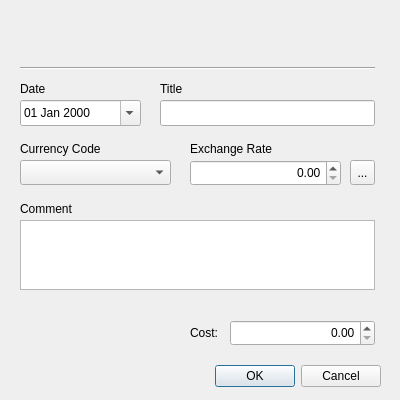
This is Dialog/IncomeDialog.ui in wslowinski/QtFinance as Qt 5 draws it before an edit. The edited form follows.
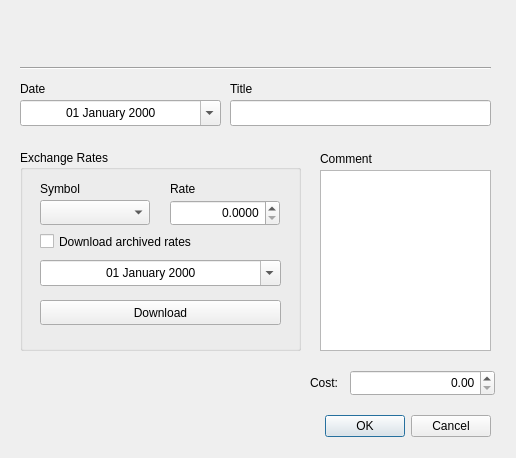
This is the edited form. Icons and pictures are not drawn.

Commit message: Add currencies rates to income dialog

```diff
--- a/Dialog/IncomeDialog.ui
+++ b/Dialog/IncomeDialog.ui
@@ -6,8 +6,8 @@
    <rect>
     <x>0</x>
     <y>0</y>
-    <width>400</width>
-    <height>400</height>
+    <width>516</width>
+    <height>458</height>
    </rect>
   </property>
   <property name="windowTitle">
@@ -19,9 +19,9 @@
   <widget class="QDialogButtonBox" name="btnBox">
    <property name="geometry">
     <rect>
-     <x>40</x>
-     <y>360</y>
-     <width>341</width>
+     <x>310</x>
+     <y>410</y>
+     <width>181</width>
      <height>32</height>
     </rect>
    </property>
@@ -37,15 +37,18 @@
     <rect>
      <x>20</x>
      <y>100</y>
-     <width>121</width>
+     <width>201</width>
      <height>26</height>
     </rect>
    </property>
    <property name="locale">
     <locale language="English" country="UnitedStates"/>
    </property>
+   <property name="alignment">
+    <set>Qt::AlignCenter</set>
+   </property>
    <property name="displayFormat">
-    <string>dd MMM yyyy</string>
+    <string>dd MMMM yyyy</string>
    </property>
    <property name="calendarPopup">
     <bool>true</bool>
@@ -54,9 +57,9 @@
   <widget class="QLineEdit" name="edtTitle">
    <property name="geometry">
     <rect>
-     <x>160</x>
+     <x>230</x>
      <y>100</y>
-     <width>215</width>
+     <width>261</width>
      <height>26</height>
     </rect>
    </property>
@@ -64,8 +67,8 @@
   <widget class="QDoubleSpinBox" name="dsbIncome">
    <property name="geometry">
     <rect>
-     <x>230</x>
-     <y>320</y>
+     <x>350</x>
+     <y>370</y>
      <width>145</width>
      <height>26</height>
     </rect>
@@ -96,7 +99,7 @@
   <widget class="QLabel" name="lblTitle">
    <property name="geometry">
     <rect>
-     <x>160</x>
+     <x>230</x>
      <y>80</y>
      <width>67</width>
      <height>17</height>
@@ -109,8 +112,8 @@
   <widget class="QLabel" name="lblCost">
    <property name="geometry">
     <rect>
-     <x>190</x>
-     <y>320</y>
+     <x>310</x>
+     <y>370</y>
      <width>41</width>
      <height>26</height>
     </rect>
@@ -119,24 +122,11 @@
     <string>Cost: </string>
    </property>
   </widget>
-  <widget class="QLabel" name="lblExchangeRate">
-   <property name="geometry">
-    <rect>
-     <x>190</x>
-     <y>140</y>
-     <width>131</width>
-     <height>17</height>
-    </rect>
-   </property>
-   <property name="text">
-    <string>Exchange Rate</string>
-   </property>
-  </widget>
   <widget class="QLabel" name="lblComment">
    <property name="geometry">
     <rect>
-     <x>20</x>
-     <y>200</y>
+     <x>320</x>
+     <y>150</y>
      <width>131</width>
      <height>17</height>
     </rect>
@@ -145,83 +135,13 @@
     <string>Comment</string>
    </property>
   </widget>
-  <widget class="QComboBox" name="cbbCurrencyCode">
-   <property name="geometry">
-    <rect>
-     <x>20</x>
-     <y>160</y>
-     <width>151</width>
-     <height>25</height>
-    </rect>
-   </property>
-   <property name="font">
-    <font>
-     <bold>false</bold>
-    </font>
-   </property>
-   <property name="currentIndex">
-    <number>-1</number>
-   </property>
-  </widget>
-  <widget class="QToolButton" name="btnDownloadExchangeRate">
-   <property name="geometry">
-    <rect>
-     <x>350</x>
-     <y>160</y>
-     <width>25</width>
-     <height>25</height>
-    </rect>
-   </property>
-   <property name="text">
-    <string>...</string>
-   </property>
-   <property name="icon">
-    <iconset theme="emblem-downloads">
-     <normaloff>.</normaloff>.</iconset>
-   </property>
-   <property name="iconSize">
-    <size>
-     <width>25</width>
-     <height>25</height>
-    </size>
-   </property>
-  </widget>
-  <widget class="QLabel" name="lblCurrencyCode">
-   <property name="geometry">
-    <rect>
-     <x>20</x>
-     <y>140</y>
-     <width>131</width>
-     <height>17</height>
-    </rect>
-   </property>
-   <property name="text">
-    <string>Currency Code</string>
-   </property>
-  </widget>
-  <widget class="QDoubleSpinBox" name="dsbExchangeRate">
-   <property name="geometry">
-    <rect>
-     <x>190</x>
-     <y>160</y>
-     <width>151</width>
-     <height>26</height>
-    </rect>
-   </property>
-   <property name="locale">
-    <locale language="English" country="UnitedStates"/>
-   </property>
-   <property name="alignment">
-    <set>Qt::AlignRight|Qt::AlignTrailing|Qt::AlignVCenter</set>
-   </property>
-  </widget>
   <widget class="QPlainTextEdit" name="edtComment">
    <property name="geometry">
     <rect>
-     <x>20</x>
-     <y>220</y>
-     <width>355</width>
-     <height>70</height>
+     <x>320</x>
+     <y>170</y>
+     <width>171</width>
+     <height>181</height>
     </rect>
    </property>
   </widget>
@@ -230,7 +150,7 @@
     <rect>
      <x>20</x>
      <y>60</y>
-     <width>355</width>
+     <width>471</width>
      <height>16</height>
     </rect>
    </property>
@@ -241,7 +161,7 @@
   <widget class="QLabel" name="imgIncome">
    <property name="geometry">
     <rect>
-     <x>165</x>
+     <x>220</x>
      <y>0</y>
      <width>70</width>
      <height>60</height>
@@ -254,6 +174,125 @@
     <bool>false</bool>
    </property>
   </widget>
+  <widget class="QGroupBox" name="gbExchangeRates">
+   <property name="geometry">
+    <rect>
+     <x>20</x>
+     <y>150</y>
+     <width>281</width>
+     <height>201</height>
+    </rect>
+   </property>
+   <property name="title">
+    <string>Exchange Rates</string>
+   </property>
+   <widget class="QComboBox" name="cbbSymbol">
+    <property name="geometry">
+     <rect>
+      <x>20</x>
+      <y>50</y>
+      <width>110</width>
+      <height>25</height>
+     </rect>
+    </property>
+   </widget>
+   <widget class="QLabel" name="lblSymbol">
+    <property name="geometry">
+     <rect>
+      <x>20</x>
+      <y>30</y>
+      <width>67</width>
+      <height>17</height>
+     </rect>
+    </property>
+    <property name="text">
+     <string>Symbol</string>
+    </property>
+   </widget>
+   <widget class="QDoubleSpinBox" name="dspRate">
+    <property name="geometry">
+     <rect>
+      <x>150</x>
+      <y>50</y>
+      <width>110</width>
+      <height>26</height>
+     </rect>
+    </property>
+    <property name="locale">
+     <locale language="English" country="UnitedStates"/>
+    </property>
+    <property name="alignment">
+     <set>Qt::AlignRight|Qt::AlignTrailing|Qt::AlignVCenter</set>
+    </property>
+    <property name="decimals">
+     <number>4</number>
+    </property>
+   </widget>
+   <widget class="QLabel" name="lblRate">
+    <property name="geometry">
+     <rect>
+      <x>150</x>
+      <y>30</y>
+      <width>67</width>
+      <height>17</height>
+     </rect>
+    </property>
+    <property name="text">
+     <string>Rate</string>
+    </property>
+   </widget>
+   <widget class="QCheckBox" name="cbArchivedExchangeRates">
+    <property name="geometry">
+     <rect>
+      <x>20</x>
+      <y>80</y>
+      <width>241</width>
+      <height>23</height>
+     </rect>
+    </property>
+    <property name="text">
+     <string>Download archived rates</string>
+    </property>
+   </widget>
+   <widget class="QPushButton" name="btnDownloadExchangeRates">
+    <property name="geometry">
+     <rect>
+      <x>20</x>
+      <y>150</y>
+      <width>241</width>
+      <height>25</height>
+     </rect>
+    </property>
+    <property name="text">
+     <string>Download</string>
+    </property>
+   </widget>
+   <widget class="QDateEdit" name="dtExchangeRateDate">
+    <property name="geometry">
+     <rect>
+      <x>20</x>
+      <y>110</y>
+      <width>241</width>
+      <height>26</height>
+     </rect>
+    </property>
+    <property name="locale">
+     <locale language="English" country="UnitedStates"/>
+    </property>
+    <property name="alignment">
+     <set>Qt::AlignCenter</set>
+    </property>
+    <property name="currentSection">
+     <enum>QDateTimeEdit::DaySection</enum>
+    </property>
+    <property name="displayFormat">
+     <string>dd MMMM yyyy</string>
+    </property>
+    <property name="calendarPopup">
+     <bool>true</bool>
+    </property>
+   </widget>
+  </widget>
  </widget>
  <resources/>
  <connections>
```
The commit also changes 2 other files.
